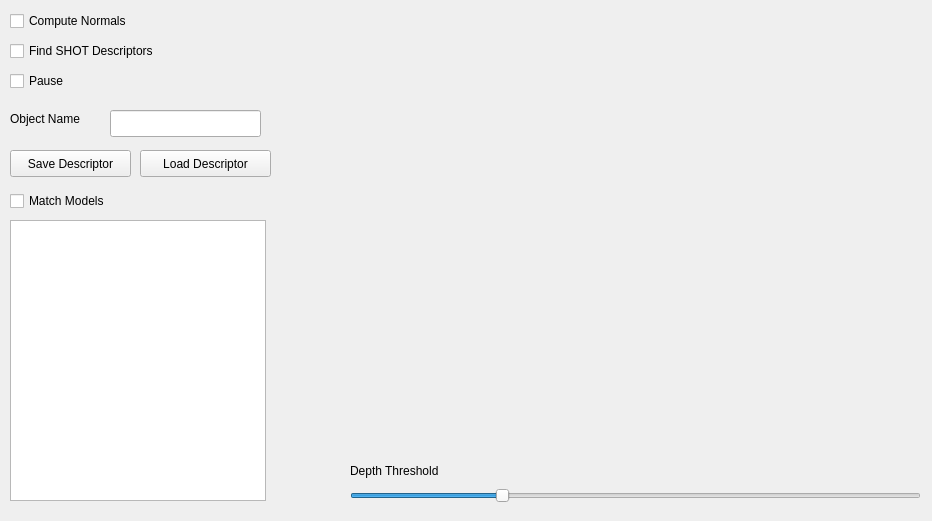
The window that kpoApp.ui (jbeuckm/kinect_pcl_osc_qt) describes before a commit, drawn with Qt 5.
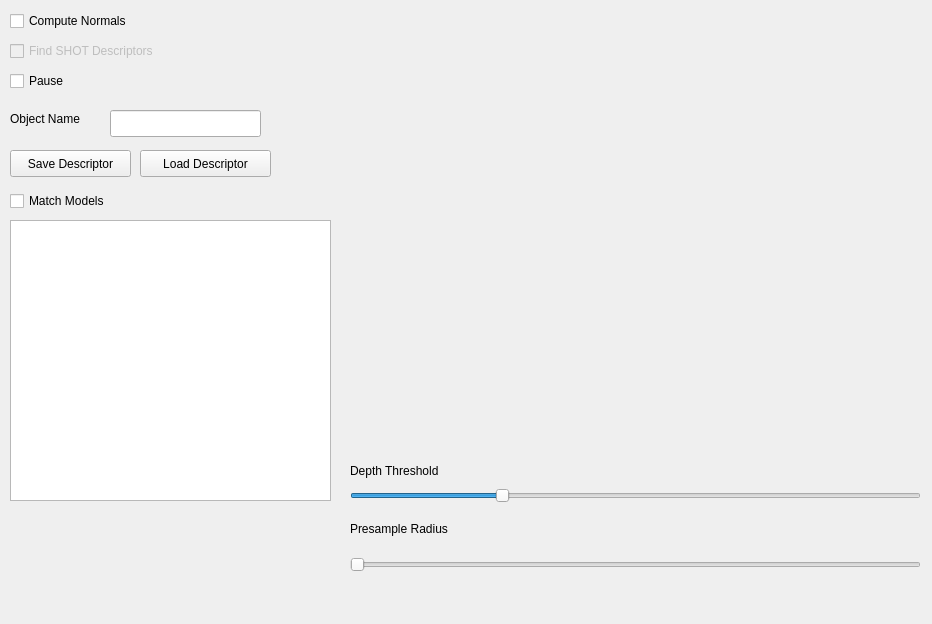
The same window after the commit. Custom widgets are drawn as their Qt base class.

Commit message: uniform sampling on input and slider for level

Patch:
```diff
--- a/kpoApp.ui
+++ b/kpoApp.ui
@@ -7,7 +7,7 @@
     <x>0</x>
     <y>0</y>
     <width>932</width>
-    <height>521</height>
+    <height>624</height>
    </rect>
   </property>
   <property name="sizePolicy">
@@ -38,9 +38,9 @@
    <widget class="QVTKWidget" name="qvtk_widget">
     <property name="geometry">
      <rect>
-      <x>300</x>
+      <x>350</x>
       <y>10</y>
-      <width>621</width>
+      <width>571</width>
       <height>441</height>
      </rect>
     </property>
@@ -131,6 +131,9 @@
     </property>
    </widget>
    <widget class="QCheckBox" name="findSHOTdescriptors">
+    <property name="enabled">
+     <bool>false</bool>
+    </property>
     <property name="geometry">
      <rect>
       <x>10</x>
@@ -197,7 +200,7 @@
      <rect>
       <x>10</x>
       <y>220</y>
-      <width>256</width>
+      <width>321</width>
       <height>281</height>
      </rect>
     </property>
@@ -215,6 +218,35 @@
      <string>Load Descriptor</string>
     </property>
    </widget>
+   <widget class="QSlider" name="presampleRadiusSlider">
+    <property name="geometry">
+     <rect>
+      <x>350</x>
+      <y>550</y>
+      <width>571</width>
+      <height>29</height>
+     </rect>
+    </property>
+    <property name="minimum">
+     <number>1</number>
+    </property>
+    <property name="orientation">
+     <enum>Qt::Horizontal</enum>
+    </property>
+   </widget>
+   <widget class="QLabel" name="label_2">
+    <property name="geometry">
+     <rect>
+      <x>350</x>
+      <y>520</y>
+      <width>121</width>
+      <height>17</height>
+     </rect>
+    </property>
+    <property name="text">
+     <string>Presample Radius</string>
+    </property>
+   </widget>
   </widget>
  </widget>
  <customwidgets>
```
The commit also changes 5 other files.
